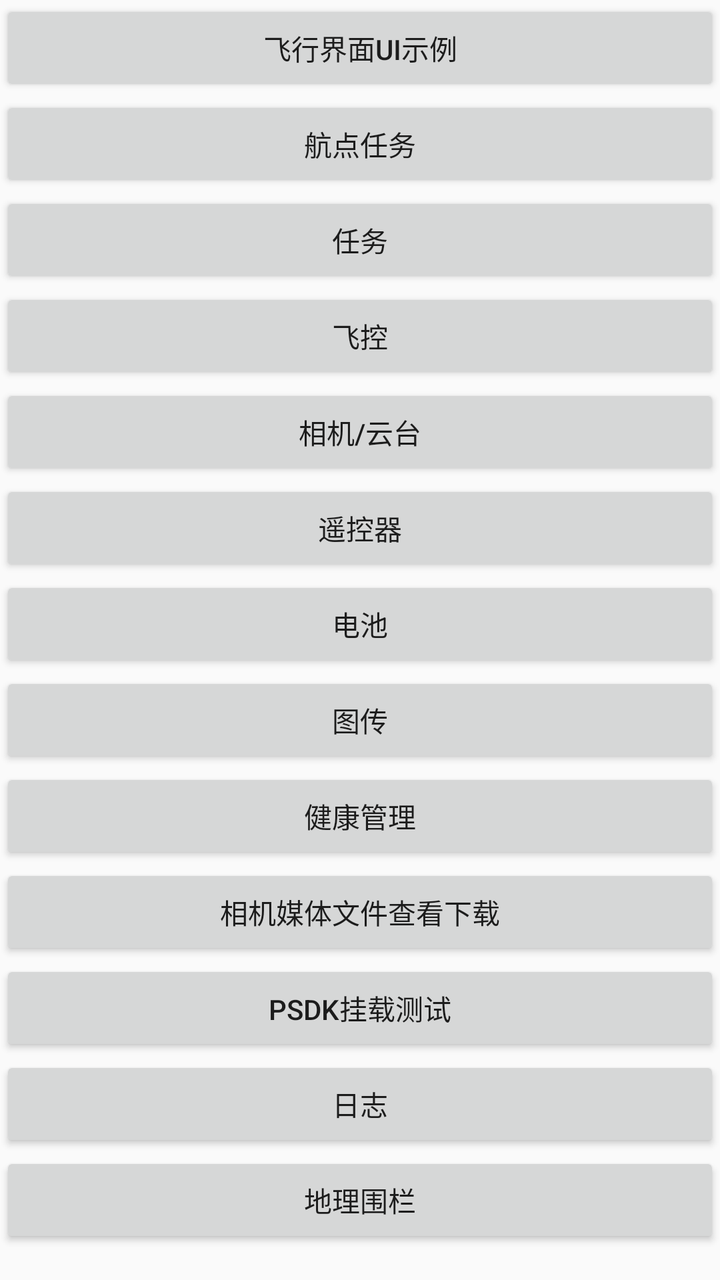
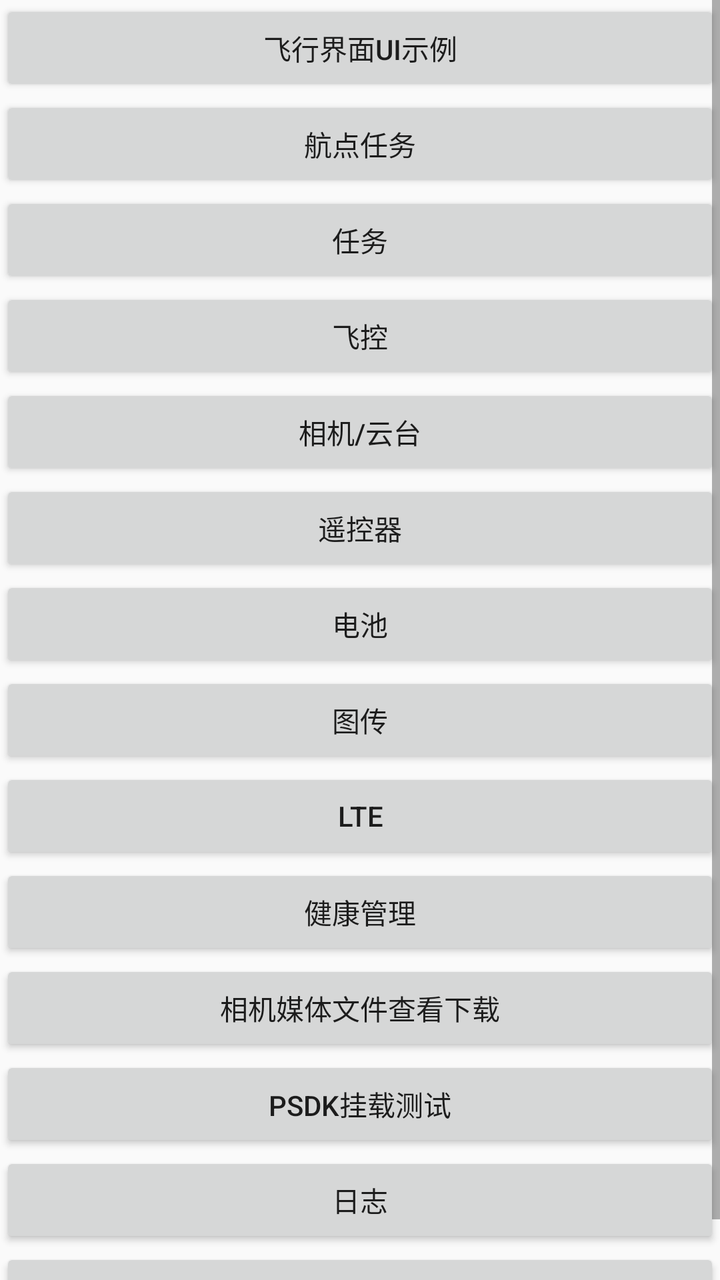

Before-and-after screenshots of an Android layout around one commit, followed by the original layout XML and the change that was made.
<!-- AndroidManifest.xml: application theme AppTheme -->
<!-- res/layout/activity_demo_list.xml -->
<?xml version="1.0" encoding="utf-8"?>
<RelativeLayout xmlns:android="http://schemas.android.com/apk/res/android"
    android:layout_width="match_parent"
    android:layout_height="match_parent"
    android:orientation="vertical">

    <ScrollView
        android:layout_width="match_parent"
        android:layout_height="match_parent">

        <LinearLayout
            android:layout_width="match_parent"
            android:layout_height="wrap_content"
            android:orientation="vertical">

            <Button
                android:id="@+id/bt_ui_simple"
                android:onClick="onClick"
                android:layout_width="match_parent"
                android:layout_height="wrap_content"
                android:layout_weight="1"
                android:text="飞行界面UI示例" />



            <Button
                android:id="@+id/waypoint_mission_operator_button"
                android:onClick="onClick"
                android:layout_width="match_parent"
                android:layout_height="wrap_content"
                android:layout_weight="1"
                android:text="航点任务" />

            <Button
                android:id="@+id/mission_operator_button"
                android:onClick="onClick"
                android:layout_width="match_parent"
                android:layout_height="wrap_content"
                android:layout_weight="1"
                android:text="任务" />

            <Button
                android:id="@+id/flight_controller_button"
                android:onClick="onClick"
                android:layout_width="match_parent"
                android:layout_height="wrap_content"
                android:layout_weight="1"
                android:text="飞控" />

            <Button
                android:id="@+id/camera_button"
                android:onClick="onClick"
                android:layout_width="match_parent"
                android:layout_height="wrap_content"
                android:layout_weight="1"
                android:text="相机/云台" />

            <Button
                android:id="@+id/remote_controller_button"
                android:onClick="onClick"
                android:layout_width="match_parent"
                android:layout_height="wrap_content"
                android:layout_weight="1"
                android:text="遥控器" />

            <Button
                android:id="@+id/battery_button"
                android:onClick="onClick"
                android:layout_width="match_parent"
                android:layout_height="wrap_content"
                android:layout_weight="1"
                android:text="电池" />

            <Button
                android:id="@+id/airlink_button"
                android:onClick="onClick"
                android:layout_width="match_parent"
                android:layout_height="wrap_content"
                android:layout_weight="1"
                android:text="图传" />

            <Button
                android:id="@+id/diagnostics_button"
                android:onClick="onClick"
                android:layout_width="match_parent"
                android:layout_height="wrap_content"
                android:layout_weight="1"
                android:text="健康管理" />

            <Button
                android:id="@+id/media_button"
                android:onClick="onClick"
                android:layout_width="match_parent"
                android:layout_height="wrap_content"
                android:layout_weight="1"
                android:text="相机媒体文件查看下载" />

            <Button
                android:id="@+id/psdk_test_button"
                android:onClick="onClick"
                android:layout_width="match_parent"
                android:layout_height="wrap_content"
                android:layout_weight="1"
                android:text="psdk挂载测试" />

            <Button
                android:id="@+id/bt_log"
                android:onClick="onClick"
                android:layout_width="match_parent"
                android:layout_height="wrap_content"
                android:layout_weight="1"
                android:text="日志" />

            <Button
                android:id="@+id/bt_geo"
                android:onClick="onClick"
                android:layout_width="match_parent"
                android:layout_height="wrap_content"
                android:layout_weight="1"
                android:text="地理围栏" />

        </LinearLayout>
    </ScrollView>

</RelativeLayout>
<!-- resources referenced by this layout -->
<resources>
  <style name="AppTheme" parent="Theme.AppCompat.Light.DarkActionBar">
          
          <item name="colorPrimary">@color/colorPrimary</item>
          <item name="colorPrimaryDark">@color/colorPrimaryDark</item>
          <item name="colorAccent">@color/colorAccent</item>
      </style>
  <color name="colorPrimary">#008577</color>
  <color name="colorPrimaryDark">#00574B</color>
  <color name="colorAccent">#D81B60</color>
</resources>

<!-- the commit's change to res/layout/activity_demo_list.xml (unified diff, before → after) -->
@@ -80,6 +80,14 @@
                 android:text="图传" />
 
             <Button
+                android:id="@+id/lte_button"
+                android:onClick="onClick"
+                android:layout_width="match_parent"
+                android:layout_height="wrap_content"
+                android:layout_weight="1"
+                android:text="LTE" />
+
+            <Button
                 android:id="@+id/diagnostics_button"
                 android:onClick="onClick"
                 android:layout_width="match_parent"
